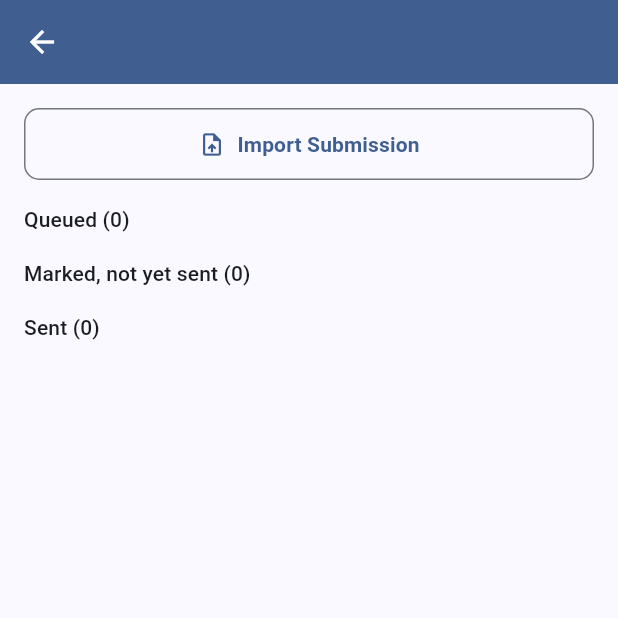
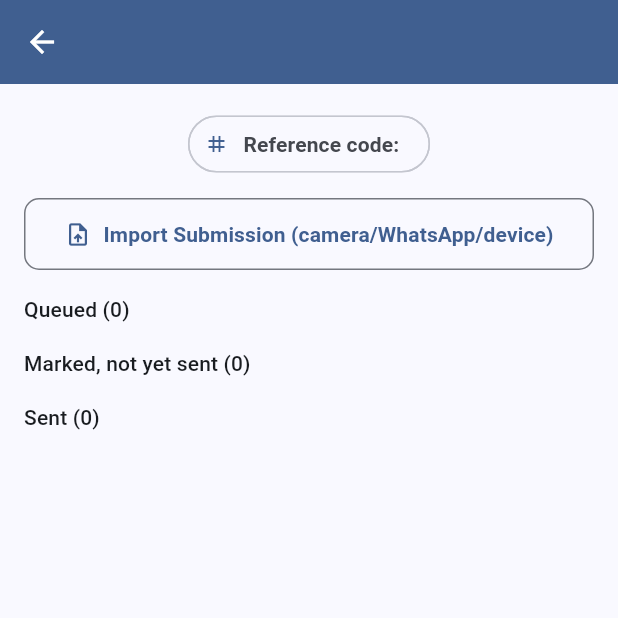
Before and after one commit to kampmapa1-design/zambian-curriculum-app, a Flutter app: the HomeAssignmentQueueScreen screen opened directly with empty values, on a phone screen of 412 x 824 dp, the top half of it. Run offline on Flutter 3.47's test engine with Material 3 defaults, Android fonts, the phone set to English and light mode, and no system bars; our stand-ins replace cloud_firestore, cloud_functions, connectivity_plus, file_picker, firebase_auth, firebase_core and 6 more; missing offline and left inert: document_camera_frame, file_saver, pdf_manipulator, syncfusion_flutter_pdf; accounts and stored records are empty; project files that could hold a hidden picture were left out.

Commit message:
Home Assignment queue: show submission source and reference code
Each submission tile now tags its submittedVia source (app/imported/
email) with a distinct icon and label, and the assignment's own
referenceCode shows as a header chip — the cross-check a teacher needs
when matching a WhatsApp reply to the right assignment. Also clarifies
the Import Submission button label; the flow itself is unchanged.

Co-Authored-By: Claude Sonnet 5 <noreply@anthropic.com>

```diff
--- a/lib/screens/home_assignment_queue_screen.dart
+++ b/lib/screens/home_assignment_queue_screen.dart
@@ -60,7 +60,7 @@ class _HomeAssignmentQueueScreenState extends State<HomeAssignmentQueueScreen> {
         title: const Text('Import from'),
         children: [
           SimpleDialogOption(onPressed: () => Navigator.of(dialogContext).pop(_ImportSource.camera), child: const Text('Camera')),
-          SimpleDialogOption(onPressed: () => Navigator.of(dialogContext).pop(_ImportSource.device), child: const Text('Device (already received via WhatsApp/email)')),
+          SimpleDialogOption(onPressed: () => Navigator.of(dialogContext).pop(_ImportSource.device), child: const Text('Device (photo already received via WhatsApp/email)')),
         ],
       ),
     );
@@ -195,6 +195,7 @@ class _HomeAssignmentQueueScreenState extends State<HomeAssignmentQueueScreen> {
 
   @override
   Widget build(BuildContext context) {
+    final code = widget.assignment.referenceCode;
     return Scaffold(
       appBar: AppBar(title: Text(widget.assignment.title)),
       body: StreamBuilder<List<HomeAssignmentSubmission>>(
@@ -209,9 +210,23 @@ class _HomeAssignmentQueueScreenState extends State<HomeAssignmentQueueScreen> {
           return ListView(
             padding: const EdgeInsets.all(16),
             children: [
+              // Reference code is how a teacher cross-checks a WhatsApp
+              // message against the right assignment — the whole reason
+              // this field exists (2026-09-16). Only null for an
+              // assignment sent before the field did.
+              if (code != null) ...[
+                Chip(avatar: const Icon(Icons.tag, size: 16), label: Text('Reference code: $code', style: const TextStyle(fontWeight: FontWeight.bold))),
+                const SizedBox(height: 12),
+              ],
               Row(
                 children: [
-                  Expanded(child: OutlinedButton.icon(icon: const Icon(Icons.upload_file_outlined), label: Text(_importing ? 'Importing...' : 'Import Submission'), onPressed: _importing ? null : _importSubmission)),
+                  Expanded(
+                    child: OutlinedButton.icon(
+                      icon: const Icon(Icons.upload_file_outlined),
+                      label: Text(_importing ? 'Importing...' : 'Import Submission (camera/WhatsApp/device)'),
+                      onPressed: _importing ? null : _importSubmission,
+                    ),
+                  ),
                 ],
               ),
               const SizedBox(height: 16),
@@ -237,12 +252,34 @@ class _HomeAssignmentQueueScreenState extends State<HomeAssignmentQueueScreen> {
     );
   }
 
+  // 'app' = pupil's own in-app submission, 'imported' = teacher manually
+  // imported a photo (camera or device — the device pick IS the WhatsApp
+  // path, since that's exactly how a WhatsApp-received photo gets in),
+  // 'email' = auto-ingested by the Gmail-polling Cloud Function
+  // (2026-09-16). Unknown values fall back to the 'app' look rather than
+  // erroring, matching HomeAssignmentSubmission.fromMap's own default.
+  IconData _sourceIcon(String submittedVia) => switch (submittedVia) {
+        'imported' => Icons.upload_file_outlined,
+        'email' => Icons.email_outlined,
+        _ => Icons.smartphone,
+      };
+
+  String _sourceLabel(String submittedVia) => switch (submittedVia) {
+        'imported' => 'Imported (camera/WhatsApp)',
+        'email' => 'Emailed in',
+        _ => 'Submitted via app',
+      };
+
   Widget _submissionTile(HomeAssignmentSubmission s) {
     return Card(
       child: ListTile(
-        leading: Icon(s.submittedVia == 'app' ? Icons.smartphone : Icons.upload_file_outlined),
+        leading: Icon(_sourceIcon(s.submittedVia)),
         title: Text(s.learnerName),
-        subtitle: s.score != null ? Text('${s.score!.toStringAsFixed(0)} / ${s.maxScore!.toStringAsFixed(0)}${s.hasLowConfidence ? ' · needs review' : ''}') : Text(s.submittedVia == 'app' ? 'Submitted via app' : 'Imported'),
+        subtitle: Text(
+          s.score != null
+              ? '${s.score!.toStringAsFixed(0)} / ${s.maxScore!.toStringAsFixed(0)} · ${_sourceLabel(s.submittedVia)}${s.hasLowConfidence ? ' · needs review' : ''}'
+              : _sourceLabel(s.submittedVia),
+        ),
         trailing: s.hasLowConfidence && s.status != HomeAssignmentSubmissionStatus.queued ? const Icon(Icons.flag_outlined, color: Colors.orange) : null,
       ),
     );
```
